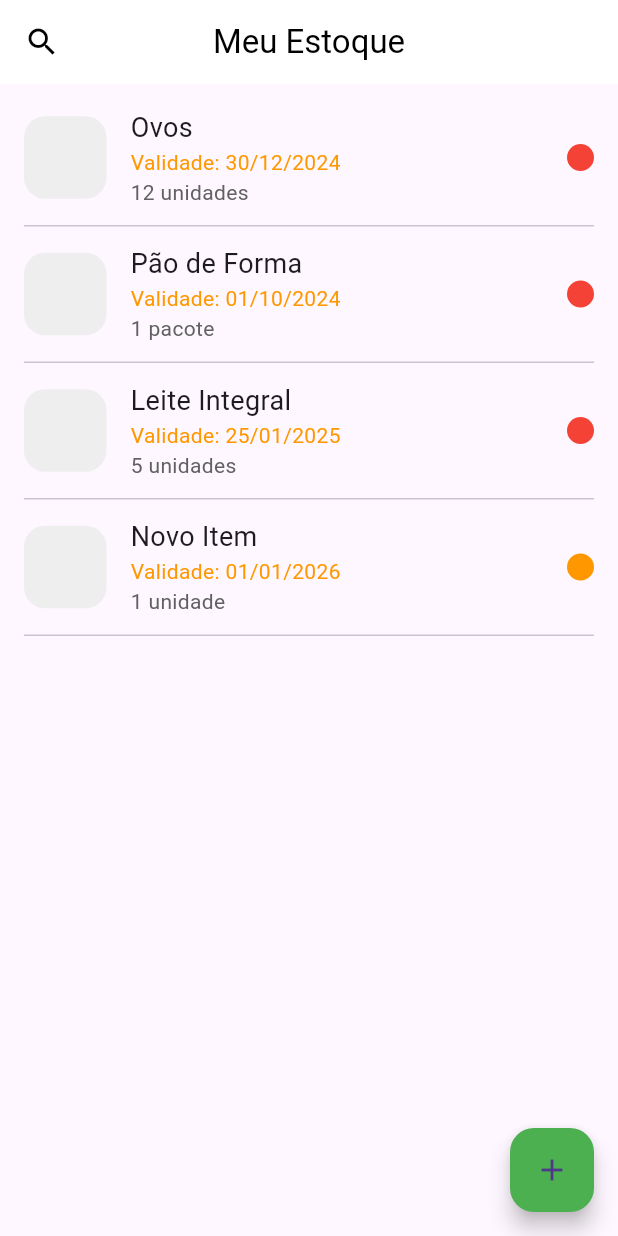
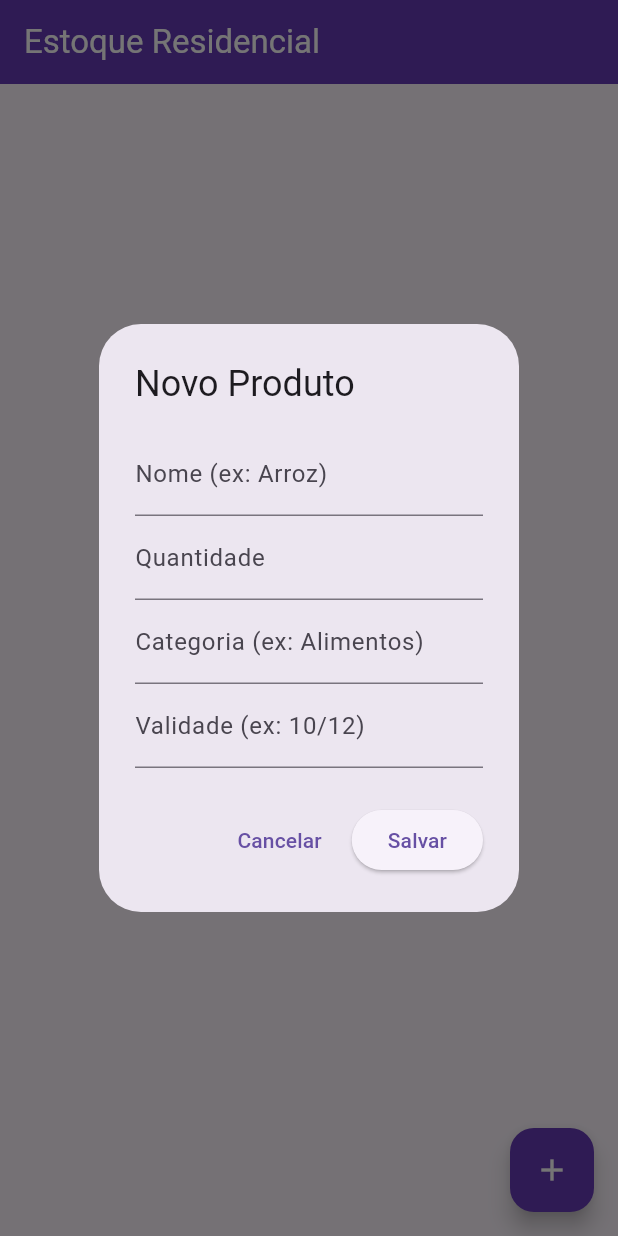
Before and after one commit to JeaneMirele/ControleEstoqueApp, a Flutter app: the screen it shows after launch, after a tap on the "add" icon, on a phone screen of 412 x 824 dp. Run offline on Flutter 3.47's test engine with Material 3 defaults, Android fonts, the phone set to English and light mode, and no system bars; our stand-ins replace cloud_firestore, firebase_core; accounts and stored records are empty.

Commit message:
commit anterior nÃao englobou todas as alteracoes, refaÃzendo o commit

```diff
--- a/lib/core/di/configure_providers.dart
+++ b/lib/core/di/configure_providers.dart
@@ -1,24 +1,25 @@
-import 'package:controle_estoque_app/ui/view_models/estoque_view.dart';
 import 'package:provider/provider.dart';
 import 'package:provider/single_child_widget.dart';
 
+import '../../data/repositories/produto_repository.dart';
+import '../../data/services/firestore_service.dart';
+import '../../ui/view_models/estoque_view.dart';
 
 class ConfigureProviders {
-
   final List<SingleChildWidget> providers;
 
   ConfigureProviders({required this.providers});
 
   static Future<ConfigureProviders> createDependencyTree() async {
 
-    //final todoService = TodoService();
-    //final todoRepository = TodoRepository(todoService);
-    final estoqueViewModel = EstoqueViewModel();
+    final firestoreService = FirestoreService();
+    final produtoRepository = ProdutoRepository(firestoreService);
+    final estoqueViewModel = EstoqueViewModel(produtoRepository);
 
     return ConfigureProviders(providers: [
-     // Provider<TodoService>.value(value: todoService),
-     // Provider<TodoRepository>.value(value: todoRepository),
-      ChangeNotifierProvider<EstoqueViewModel>.value(value: estoqueViewModel)
+      Provider<FirestoreService>.value(value: firestoreService),
+      Provider<ProdutoRepository>.value(value: produtoRepository),
+      ChangeNotifierProvider<EstoqueViewModel>.value(value: estoqueViewModel),
     ]);
   }
 }
--- a/lib/data/repositories/produto_repository.dart
+++ b/lib/data/repositories/produto_repository.dart
@@ -1,6 +1,6 @@
 
-import '../../models/Produto.dart';
-import '../services/FirestoreService.dart';
+import '../../models/produto.dart';
+import '../services/firestore_service.dart';
 
 class ProdutoRepository {
   final FirestoreService _service;
--- a/lib/main.dart
+++ b/lib/main.dart
@@ -1,9 +1,9 @@
-import 'package:controle_estoque_app/ui/view_models/estoque_view.dart';
-import 'package:controle_estoque_app/ui/views/estoque_page.dart';
 import 'package:flutter/material.dart';
+import 'package:firebase_core/firebase_core.dart';
 import 'package:provider/provider.dart';
-import 'package:firebase_core/firebase_core.dart';
 import 'firebase_options.dart';
+import 'core/di/configure_providers.dart';
+import 'ui/views/estoque_page.dart';
 
 void main() async {
   WidgetsFlutterBinding.ensureInitialized();
@@ -12,26 +12,16 @@ void main() async {
     options: DefaultFirebaseOptions.currentPlatform,
   );
 
+  final data = await ConfigureProviders.createDependencyTree();
+
   runApp(
     MultiProvider(
-      providers: [
-        ChangeNotifierProvider(
-          create: (_) => EstoqueViewModel(),
-        ),
-      ],
-      child: const MeuApp(),
+      providers: data.providers,
+      child: const MaterialApp(
+        debugShowCheckedModeBanner: false,
+        title: 'Controle de Estoque',
+        home: EstoquePage(),
+      ),
     ),
   );
 }
-
-class MeuApp extends StatelessWidget {
-  const MeuApp({super.key});
-
-  @override
-  Widget build(BuildContext context) {
-    return MaterialApp(
-      debugShowCheckedModeBanner: false,
-      home: const EstoquePage(),
-    );
-  }
-}
--- a/lib/models/produto.dart
+++ b/lib/models/produto.dart
@@ -1,11 +1,45 @@
+import 'package:flutter/material.dart';
+
 class Produto {
+  String? id;
   final String nome;
   final String validade;
   final String quantidade;
+  final String categoria;
+  final int? iconeCodePoint;
 
   Produto({
+    this.id,
     required this.nome,
     required this.validade,
     required this.quantidade,
+    required this.categoria,
+    this.iconeCodePoint,
   });
+
+  factory Produto.fromMap(String docId, Map<String, dynamic> map) {
+    return Produto(
+      id: docId,
+      nome: map['nome'] ?? '',
+      validade: map['validade'] ?? '',
+      quantidade: map['quantidade'] ?? '0',
+      categoria: map['categoria'] ?? 'Geral',
+      iconeCodePoint: map['iconeCodePoint'],
+    );
+  }
+
+  Map<String, dynamic> toMap() {
+    return {
+      'nome': nome,
+      'validade': validade,
+      'quantidade': quantidade,
+      'categoria': categoria,
+      'iconeCodePoint': iconeCodePoint,
+    };
+  }
+
+  IconData getIcone() {
+    if (iconeCodePoint == null) return Icons.list;
+    return IconData(iconeCodePoint!, fontFamily: 'MaterialIcons');
+  }
 }
--- a/lib/ui/view_models/estoque_view.dart
+++ b/lib/ui/view_models/estoque_view.dart
@@ -1,37 +1,63 @@
 import 'package:flutter/material.dart';
-import '../../models/Produto.dart';
+
+import '../../data/repositories/produto_repository.dart';
+import '../../models/produto.dart';
+
+class EstoqueViewModel extends ChangeNotifier {
+
+  final ProdutoRepository _repository;
+
+  EstoqueViewModel(this._repository);
+
+  Stream<List<Produto>> get listaDeProdutos => _repository.getAllProducts();
 
 
-class EstoqueViewModel extends ChangeNotifier {
-  List<Produto> produtos = [];
+  Future<void> adicionarProduto({
+    required String nome,
+    required String validade,
+    required String quantidade,
+    required String categoria,
+  }) async {
 
-  EstoqueViewModel() {
-    carregarItensIniciais();
+    int iconeAutomatico = _escolherIconePorCategoria(categoria);
+
+    final novoProduto = Produto(
+      nome: nome,
+      validade: validade,
+      quantidade: quantidade,
+      categoria: categoria,
+      iconeCodePoint: iconeAutomatico,
+    );
+
+    await _repository.addProduct(novoProduto);
+
   }
 
-  void carregarItensIniciais() {
-    produtos = [
-      Produto(
-        nome: 'Ovos',
-        validade: '30/12/2024',
-        quantidade: '12 unidades',
-      ),
-      Produto(
-        nome: 'Pão de Forma',
-        validade: '01/10/2024',
-        quantidade: '1 pacote',
-      ),
-      Produto(
-        nome: 'Leite Integral',
-        validade: '25/01/2025',
-        quantidade: '5 unidades',
-      ),
-    ];
-    notifyListeners();
+
+  Future<void> atualizarProduto(Produto produtoEditado) async {
+    await _repository.updateProduct(produtoEditado);
   }
 
-  void adicionarProduto(Produto p) {
-    produtos.add(p);
-    notifyListeners();
+
+  Future<void> excluirProduto(String id) async {
+    await _repository.deleteProduct(id);
+  }
+
+
+  int _escolherIconePorCategoria(String categoria) {
+
+    final cat = categoria.toLowerCase().trim();
+
+    if (cat.contains('ali') || cat.contains('comida')) {
+      return Icons.restaurant_menu.codePoint;
+    } else if (cat.contains('limp') || cat.contains('vas')) {
+      return Icons.cleaning_services.codePoint;
+    } else if (cat.contains('hig') || cat.contains('banh')) {
+      return Icons.soap.codePoint;
+    } else if (cat.contains('eletr')) {
+      return Icons.electrical_services.codePoint;
+    } else {
+      return Icons.inventory_2.codePoint;
+    }
   }
 }
--- a/lib/ui/views/estoque_page.dart
+++ b/lib/ui/views/estoque_page.dart
@@ -1,103 +1,160 @@
 import 'package:flutter/material.dart';
 import 'package:provider/provider.dart';
-import '../../models/Produto.dart';
+import '../../models/produto.dart';
 import '../view_models/estoque_view.dart';
 
 
 class EstoquePage extends StatelessWidget {
   const EstoquePage({super.key});
 
-  Color statusColor(String date) {
-    DateTime validade = DateTime.parse(date.split('/').reversed.join('-'));
-    DateTime agora = DateTime.now();
-    final diff = validade.difference(agora).inDays;
-
-    if (diff <= 0) return Colors.red;
-    if (diff <= 60) return Colors.orange;
-    return Colors.green;
-  }
-
   @override
   Widget build(BuildContext context) {
     return Scaffold(
       appBar: AppBar(
-        backgroundColor: Colors.white,
-        elevation: 0,
-        centerTitle: true,
-        title: const Text(
-          'Meu Estoque',
-          style: TextStyle(color: Colors.black, fontSize: 22),
-        ),
-        leading: IconButton(
-          icon: const Icon(Icons.search, color: Colors.black),
-          onPressed: () {},
-        ),
+        title: const Text("Estoque Residencial"),
+        backgroundColor: Colors.deepPurple,
+        foregroundColor: Colors.white,
       ),
+
       body: Consumer<EstoqueViewModel>(
-        builder: (context, vm, child) {
-          return ListView.builder(
-            padding: const EdgeInsets.all(16),
-            itemCount: vm.produtos.length,
-            itemBuilder: (context, i) {
-              final item = vm.produtos[i];
+        builder: (context, viewModel, child) {
+          return StreamBuilder<List<Produto>>(
+            stream: viewModel.listaDeProdutos,
+            builder: (context, snapshot) {
 
-              return Column(
-                children: [
-                  Row(
-                    children: [
-                      Container(
-                        width: 55,
-                        height: 55,
-                        decoration: BoxDecoration(
-                          color: Colors.grey.shade200,
-                          borderRadius: BorderRadius.circular(14),
-                        ),
+              if (snapshot.hasError) {
+                return const Center(child: Text("Erro ao carregar dados."));
+              }
+              if (snapshot.connectionState == ConnectionState.waiting) {
+                return const Center(child: CircularProgressIndicator());
+              }
+              if (!snapshot.hasData || snapshot.data!.isEmpty) {
+                return const Center(
+                  child: Text(
+                    "Nenhum produto.\nClique no + para adicionar.",
+                    textAlign: TextAlign.center,
+                    style: TextStyle(fontSize: 16, color: Colors.grey),
+                  ),
+                );
+              }
+
+
+              final produtos = snapshot.data!;
+
+              return ListView.builder(
+                itemCount: produtos.length,
+                itemBuilder: (context, index) {
+                  final produto = produtos[index];
+
+                  return Card(
+                    margin: const EdgeInsets.symmetric(horizontal: 10, vertical: 5),
+                    elevation: 3,
+                    child: ListTile(
+
+                      leading: CircleAvatar(
+                        backgroundColor: Colors.deepPurple[100],
+                        child: Icon(produto.getIcone(), color: Colors.deepPurple),
                       ),
-                      const SizedBox(width: 16),
-                      Expanded(
-                        child: Column(
-                          crossAxisAlignment: CrossAxisAlignment.start,
-                          children: [
-                            Text(item.nome, style: const TextStyle(fontSize: 18)),
-                            Text(
-                              'Validade: ${item.validade}',
-                              style: const TextStyle(color: Colors.orange),
+                      title: Text(
+                        produto.nome,
+                        style: const TextStyle(fontWeight: FontWeight.bold),
+                      ),
+                      subtitle: Text("${produto.categoria} | Val: ${produto.validade}"),
+                      trailing: Row(
+                        mainAxisSize: MainAxisSize.min,
+                        children: [
+
+                          Container(
+                            padding: const EdgeInsets.all(8),
+                            decoration: BoxDecoration(
+                              color: Colors.grey[200],
+                              borderRadius: BorderRadius.circular(8),
                             ),
-                            Text(item.quantidade,
-                                style: TextStyle(color: Colors.grey.shade700)),
-                          ],
-                        ),
+                            child: Text(
+                              produto.quantidade,
+                              style: const TextStyle(fontWeight: FontWeight.bold),
+                            ),
+                          ),
+                          const SizedBox(width: 8),
+
+                          IconButton(
+                            icon: const Icon(Icons.delete, color: Colors.redAccent),
+                            onPressed: () {
+                              viewModel.excluirProduto(produto.id!);
+                            },
+                          ),
+                        ],
                       ),
-                      Container(
-                        width: 18,
-                        height: 18,
-                        decoration: BoxDecoration(
-                          color: statusColor(item.validade),
-                          shape: BoxShape.circle,
-                        ),
-                      )
-                    ],
-                  ),
-                  const Divider(height: 25)
-                ],
+                    ),
+                  );
+                },
               );
             },
           );
         },
       ),
       floatingActionButton: FloatingActionButton(
-        backgroundColor: Colors.green,
-        onPressed: () {
-          final vm = context.read<EstoqueViewModel>();
-          vm.adicionarProduto(
-            Produto(
-              nome: 'Novo Item',
-              validade: '01/01/2026',
-              quantidade: '1 unidade',
-            ),
-          );
-        },
-        child: const Icon(Icons.add),
+        onPressed: () => _mostrarDialogoAdicionar(context),
+        backgroundColor: Colors.deepPurple,
+        child: const Icon(Icons.add, color: Colors.white),
+      ),
+    );
+  }
+
+
+  void _mostrarDialogoAdicionar(BuildContext context) {
+    final nomeController = TextEditingController();
+    final qtdController = TextEditingController();
+    final catController = TextEditingController();
+    final validadeController = TextEditingController();
+
+    showDialog(
+      context: context,
+      builder: (context) => AlertDialog(
+        title: const Text("Novo Produto"),
+        content: SingleChildScrollView(
+          child: Column(
+            mainAxisSize: MainAxisSize.min,
+            children: [
+              TextField(
+                controller: nomeController,
+                decoration: const InputDecoration(labelText: "Nome (ex: Arroz)"),
+              ),
+              TextField(
+                controller: qtdController,
+                decoration: const InputDecoration(labelText: "Quantidade"),
+                keyboardType: TextInputType.number,
+              ),
+              TextField(
+                controller: catController,
+                decoration: const InputDecoration(labelText: "Categoria (ex: Alimentos)"),
+              ),
+              TextField(
+                controller: validadeController,
+                decoration: const InputDecoration(labelText: "Validade (ex: 10/12)"),
+              ),
+            ],
+          ),
+        ),
+        actions: [
+          TextButton(
+            onPressed: () => Navigator.pop(context),
+            child: const Text("Cancelar"),
+          ),
+          ElevatedButton(
+            onPressed: () {
+
+              context.read<EstoqueViewModel>().adicionarProduto(
+                nome: nomeController.text,
+                quantidade: qtdController.text,
+                categoria: catController.text,
+                validade: validadeController.text,
+              );
+              Navigator.pop(context);
+            },
+            child: const Text("Salvar"),
+          ),
+        ],
       ),
     );
   }
--- a/pubspec.yaml
+++ b/pubspec.yaml
@@ -36,8 +36,9 @@ dependencies:
   cupertino_icons: ^1.0.8
   provider: ^6.1.5+1
   firebase_core: ^2.0.0
-  cloud_firestore: ^4.0.0
+  cloud_firestore: ^4.17.5
   firebase_auth: ^4.0.0
+  intl: ^0.20.2
 dev_dependencies:
   flutter_test:
     sdk: flutter
```
Also changed, not shown: pubspec.lock.
